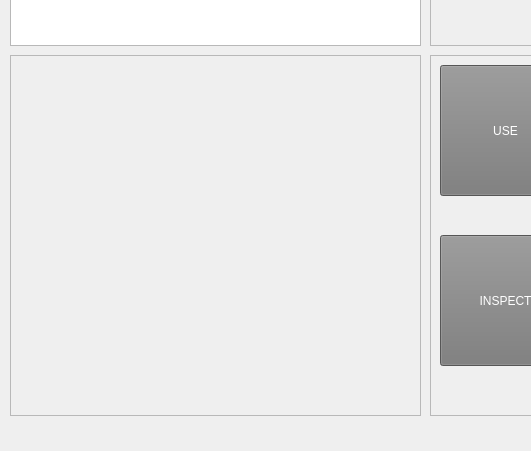
This is CaveMan/mainwindow.ui in MrMoody098/CaveMan as Qt 5 draws it before an edit; both pictures show x 0 to 531 and y 274 to 725 of the 1326 by 725 pixel window. The edited form follows.
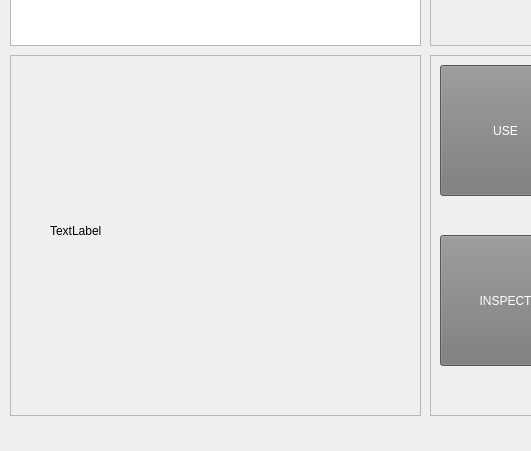
This is the edited form.

Diff of the .ui file:
```diff
--- a/CaveMan/mainwindow.ui
+++ b/CaveMan/mainwindow.ui
@@ -128,6 +128,19 @@
     <property name="frameShadow">
      <enum>QFrame::Raised</enum>
     </property>
+    <widget class="QLabel" name="Map_2">
+     <property name="geometry">
+      <rect>
+       <x>40</x>
+       <y>10</y>
+       <width>381</width>
+       <height>331</height>
+      </rect>
+     </property>
+     <property name="text">
+      <string>TextLabel</string>
+     </property>
+    </widget>
    </widget>
    <widget class="QListWidget" name="RoomList">
     <property name="geometry">
```
